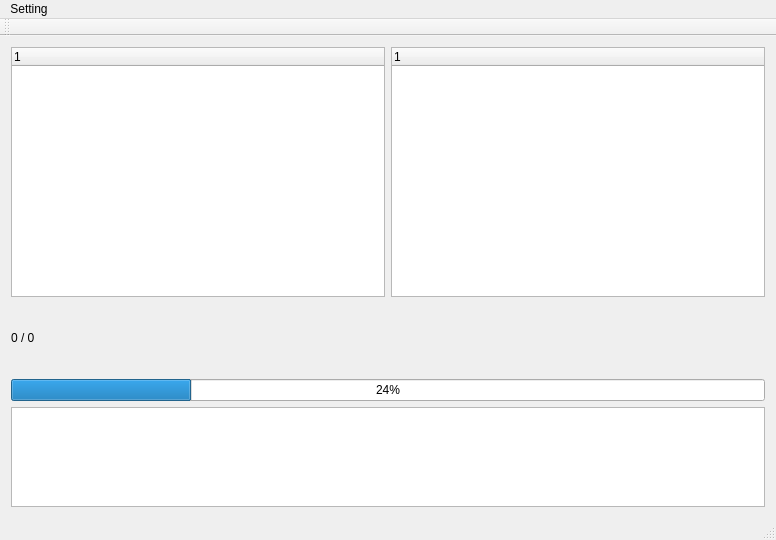
Before: the Qt Designer form mainwindow.ui in ksyoon70/LLPR_EX_FTPClient, drawn with Qt 5.
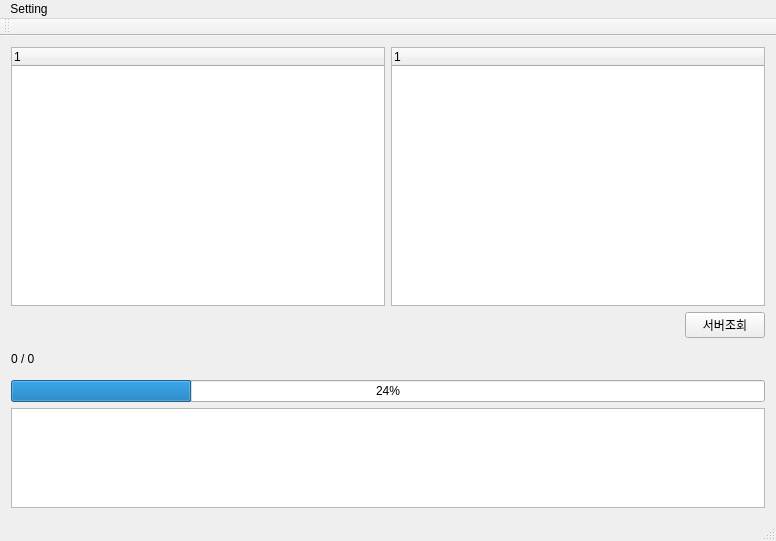
After: the same form once the commit is applied.

What changed in the file:
```diff
--- a/mainwindow.ui
+++ b/mainwindow.ui
@@ -7,7 +7,7 @@
     <x>0</x>
     <y>0</y>
     <width>776</width>
-    <height>540</height>
+    <height>541</height>
    </rect>
   </property>
   <property name="windowTitle">
@@ -66,8 +66,50 @@
         </item>
        </layout>
       </item>
+      <item>
+       <layout class="QHBoxLayout" name="horizontalLayout_2">
+        <item>
+         <spacer name="horizontalSpacer">
+          <property name="orientation">
+           <enum>Qt::Horizontal</enum>
+          </property>
+          <property name="sizeHint" stdset="0">
+           <size>
+            <width>40</width>
+            <height>20</height>
+           </size>
+          </property>
+         </spacer>
+        </item>
+        <item>
+         <widget class="QPushButton" name="reRefreshButton">
+          <property name="text">
+           <string>서버조회</string>
+          </property>
+         </widget>
+        </item>
+       </layout>
+      </item>
       <item>
        <widget class="QLabel" name="label_Byte">
+        <property name="sizePolicy">
+         <sizepolicy hsizetype="Preferred" vsizetype="Minimum">
+          <horstretch>0</horstretch>
+          <verstretch>0</verstretch>
+         </sizepolicy>
+        </property>
+        <property name="minimumSize">
+         <size>
+          <width>0</width>
+          <height>30</height>
+         </size>
+        </property>
+        <property name="maximumSize">
+         <size>
+          <width>16777215</width>
+          <height>30</height>
+         </size>
+        </property>
         <property name="text">
          <string>0 / 0</string>
         </property>
```
